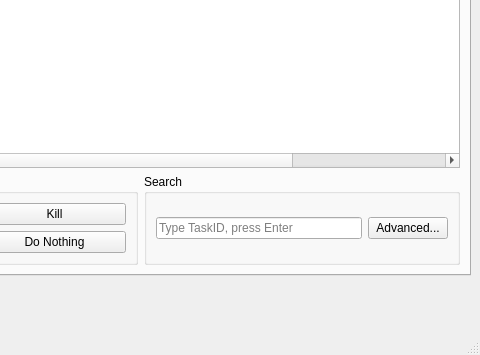
First picture: the form in ui/UI_FarmView.ui, repository david2777/DPS_Hydra, before the edit; both pictures show x 814 to 1294 and y 355 to 710 of the 1294 by 710 pixel window.
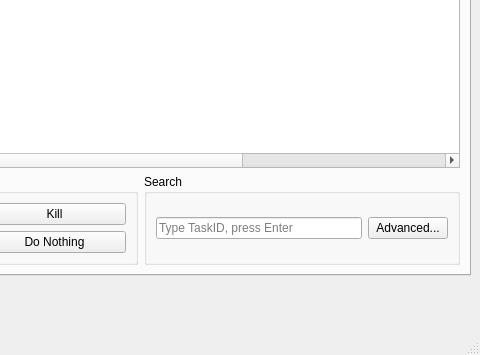
Second picture: the form after the edit. The open tabs and pages were chosen to show the change.

```diff
--- a/ui/UI_FarmView.ui
+++ b/ui/UI_FarmView.ui
@@ -619,6 +619,11 @@
                 <string>Exit Code</string>
                </property>
               </column>
+              <column>
+               <property name="text">
+                <string>Reqs</string>
+               </property>
+              </column>
              </widget>
             </item>
             <item row="3" column="0" colspan="2">
```
Left out of the diff: 4 changed lines with no effect on the pictures.
